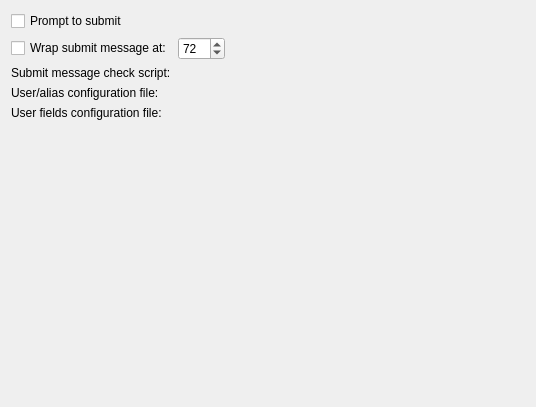
Qt form src/plugins/vcsbase/vcsbasesettingspage.ui (qt-creator/qt-creator) before a commit.
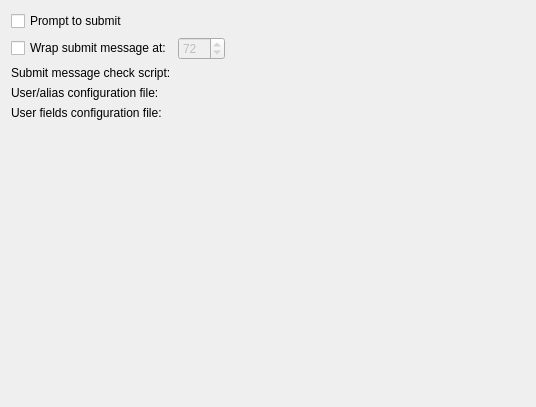
The same form after that commit. Custom widgets are drawn as their Qt base class.

Commit message:
Use use-preferred font in submit editor, not slightly smaller
Also enable/disable the column spinbox when checking/unchecking the wrap
submit message option, and force the wrapping to be word-based.

The edit to the form file:
```diff
--- a/src/plugins/vcsbase/vcsbasesettingspage.ui
+++ b/src/plugins/vcsbase/vcsbasesettingspage.ui
@@ -38,6 +38,9 @@
            </item>
            <item>
             <widget class="QSpinBox" name="lineWrapSpinBox">
+             <property name="enabled">
+              <bool>false</bool>
+             </property>
              <property name="minimum">
               <number>40</number>
              </property>
```
Left out of the diff: 25 changed lines with no effect on the pictures. The commit also changes 2 other files.
